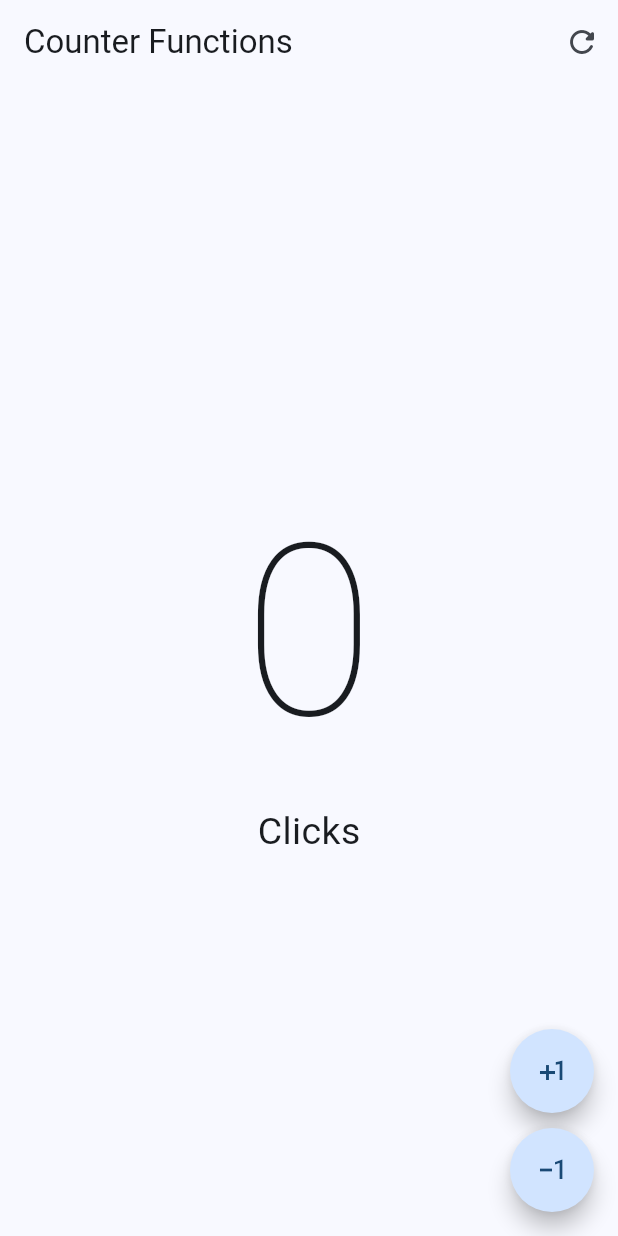
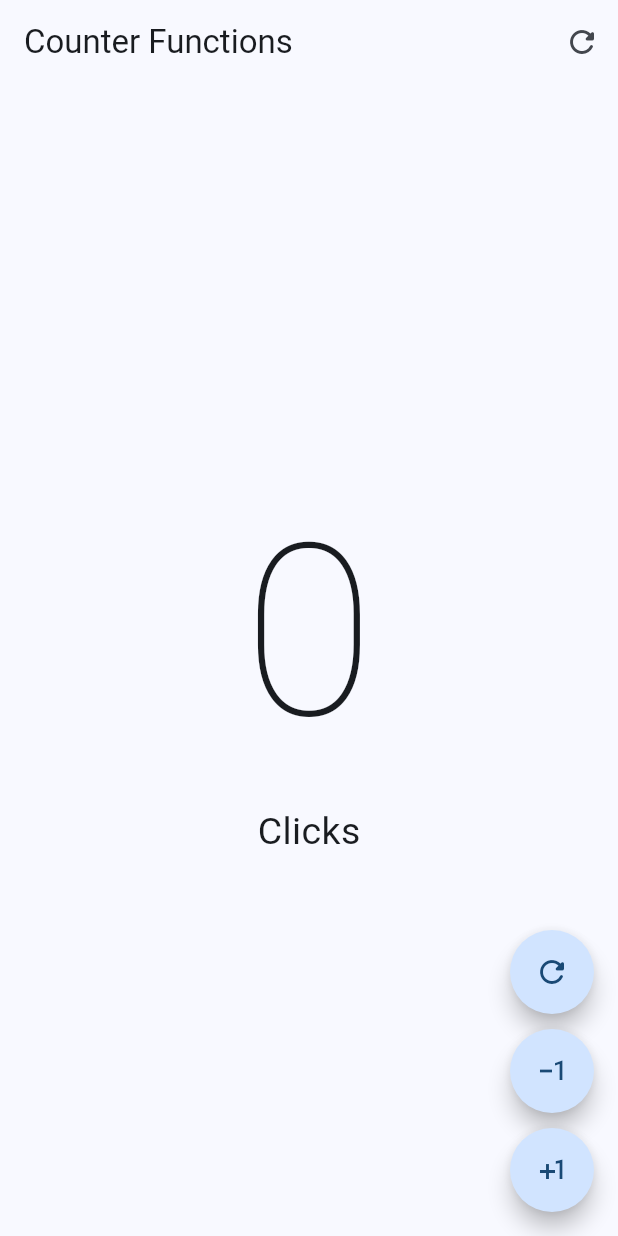
Before and after one commit to jonamx13/hello_world_app, a Flutter app: the screen it shows after launch, on a phone screen of 412 x 824 dp. Run offline on Flutter 3.47's test engine with Material 3 defaults, Android fonts, the phone set to English and light mode, and no system bars.

Commit message:
Custom widget for action buttons

```diff
--- a/lib/presentation/screens/counter/counter_functions_screen.dart
+++ b/lib/presentation/screens/counter/counter_functions_screen.dart
@@ -40,27 +40,31 @@ class _CounterFunctionsScreenState extends State<CounterFunctionsScreen> {
         floatingActionButton: Column(
           mainAxisAlignment: MainAxisAlignment.end,
           children: [
-          FloatingActionButton(
+            CustomButton(icon: Icons.refresh_rounded),
+            const SizedBox(height: 10),
+            CustomButton(icon: Icons.exposure_minus_1_outlined),
+            const SizedBox(height: 10),
+            CustomButton(icon: Icons.plus_one)
+          ],
+        ));
+  }
+}
+
+class CustomButton extends StatelessWidget {
+
+  final IconData icon;
+
+  const CustomButton({
+    super.key,
+    required this.icon,
+  });
+
+  @override
+  Widget build(BuildContext context) {
+    return FloatingActionButton(
       shape: const StadiumBorder(),
-            onPressed: () {
-              clickCounter++;
-              setState(() {});
-            },
-            child: const Icon(Icons.plus_one),
-          ),
-
-          const SizedBox(height: 10),
-
-          FloatingActionButton(
-            shape: const StadiumBorder(),
-            onPressed: () {
-              clickCounter--;
-              setState(() {});
-            },
-            child: const Icon(Icons.exposure_minus_1),
-          ),
-        ],
-      )
+      onPressed: () {},
+      child: Icon(icon),
     );
   }
 }
```
Lines whose indentation alone changed are shown as unchanged.
